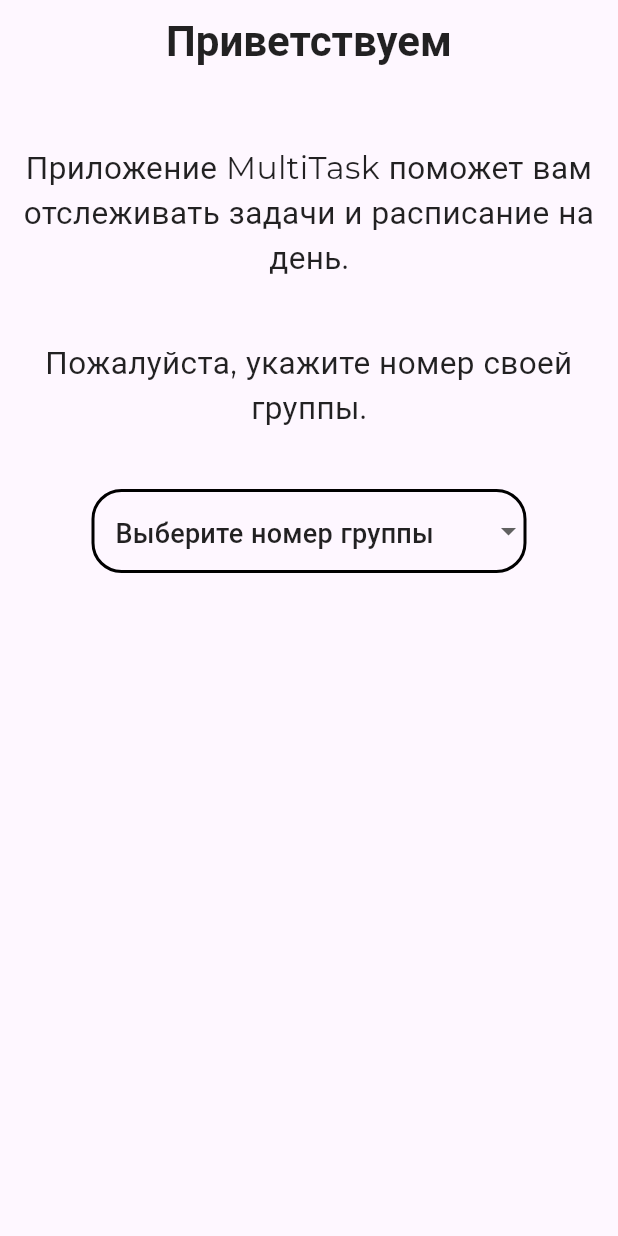
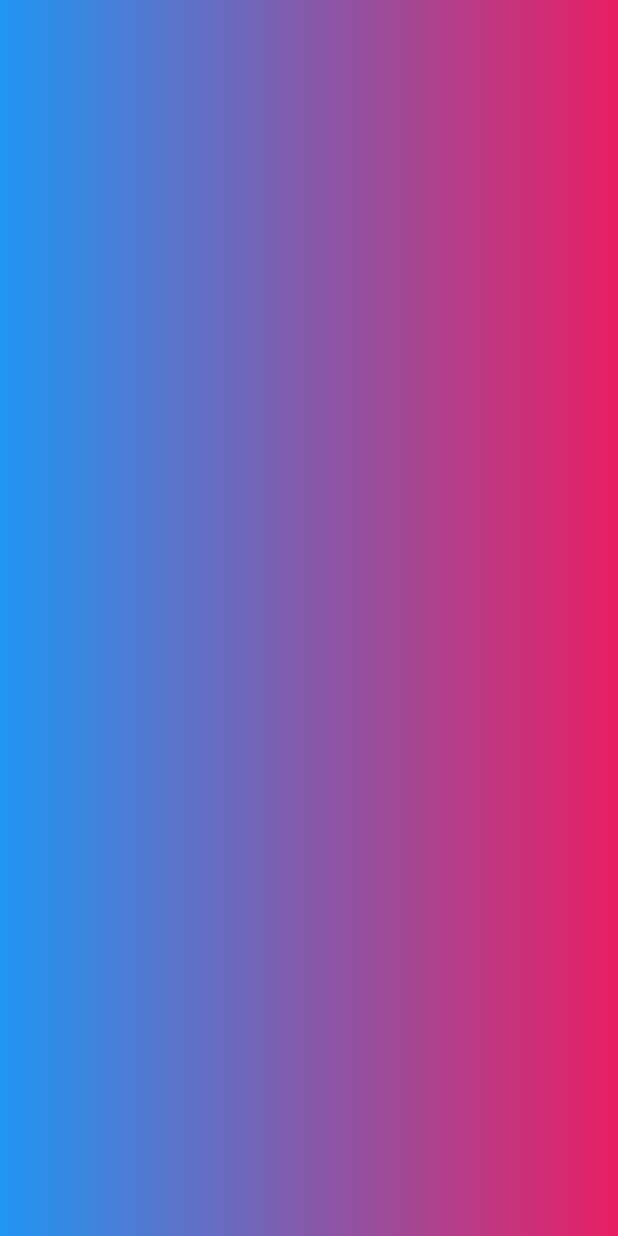
Before and after one commit to schlimmsten/Multitask, a Flutter app: the screen it shows after launch, on a phone screen of 412 x 824 dp. Run offline on Flutter 3.47's test engine with Material 3 defaults, Android fonts, the phone set to English and light mode, and no system bars; project files that could hold a hidden picture were left out.

Commit message:
- Произведено расчленение проекта на составляющие - Создана архитектура которой ВСЕ должны придерживаться - Начаты воспитательные работы на тему splash_screen (тема сделай лого)

```diff
--- a/lib/main.dart
+++ b/lib/main.dart
@@ -1,102 +1,6 @@
 import 'package:flutter/material.dart';
-import 'text_style.dart';
+import 'multitask_app.dart';
 
 //это будем стягивать
-List<String> items = [
-  'О721Б',
-  'О722Б',
-  'О723Б',
-  'О724Б',
-  'О725Б',
-  'О726Б',
-  'О727Б',
-  'О728Б',
-];
-String? selectedItem;
 
-void main() => runApp(const MyApp());
-
-class MyApp extends StatelessWidget {
-  const MyApp({super.key});
-
-  @override
-  Widget build(BuildContext context) {
-    return MaterialApp(
-      title: "Приветствуем",
-      home: Scaffold(
-        appBar: AppBar(
-            centerTitle: true,
-            title: Text(
-              "Приветствуем",
-              style: headerTextStyle(),
-            )),
-
-        body: Container(
-          padding: const EdgeInsets.only(top: 40, left: 10, right: 10),
-          child: Column(
-            children: [
-              Text(
-                "Приложение MultiTask поможет вам отслеживать задачи и расписание на день.",
-                textAlign: TextAlign.center,
-                style: mainTextStyle(),
-              ),
-              const SizedBox(height: 40),
-              Text("Пожалуйста, укажите номер своей группы.",
-                  textAlign: TextAlign.center, style: mainTextStyle()),
-              const SizedBox(height: 40),
-              const DropdownMenu(),
-              const SizedBox(height: 40),
-              const Row(
-                children: [],
-              )
-            ],
-          ),
-        ),
-        //bottomNavigationBar: BottomNavigationBar()
-      ),
-    );
-  }
-}
-
-//выпадающая простата)
-// вызывается родитель а не сынок фермера ебаный
-class DropdownMenu extends StatefulWidget {
-  const DropdownMenu({super.key});
-  @override
-  State<DropdownMenu> createState() => _DropdownMenuState();
-}
-
-class _DropdownMenuState extends State<DropdownMenu> {
-  @override
-  Widget build(BuildContext context) {
-    return SizedBox(
-        width: 290,
-        child: DropdownButtonFormField<String>(
-            menuMaxHeight: 200,
-            hint: Text("Выберите номер группы", style: smallTextStyle()),
-            decoration: InputDecoration(
-              enabledBorder: OutlineInputBorder(
-                borderRadius: BorderRadius.circular(20),
-                borderSide: const BorderSide(color: Colors.black, width: 2),
-              ),
-              focusedBorder: OutlineInputBorder(
-                borderRadius: BorderRadius.circular(20),
-                borderSide: const BorderSide(color: Colors.black, width: 2),
-              ),
-            ),
-            value: selectedItem,
-            items: items
-                .map((item) => DropdownMenuItem<String>(
-                      value: item,
-                      child: Text(item, style: smallTextStyle()),
-                    ))
-                .toList(),
-            onChanged: (String? item) {
-              setState(() {
-                selectedItem = item;
-              });
-            }));
-  }
-}
-
-//padding: const EdgeInsets.only(top: 40, left: 10, right: 10),
+void main() => runApp(const MultitaskApp());
--- /dev/null
+++ b/lib/multitask_app.dart
@@ -0,0 +1,14 @@
+import 'package:flutter/material.dart';
+import 'package:multitask/screens/splash_screen.dart';
+
+class MultitaskApp extends StatelessWidget {
+  const MultitaskApp({super.key});
+
+  @override
+  Widget build(BuildContext context) {
+    return const MaterialApp(
+      title: "Приветствуем",
+      home: SplashScreen(),
+    );
+  }
+}
--- /dev/null
+++ b/lib/screens/splash_screen.dart
@@ -0,0 +1,40 @@
+import 'package:flutter/material.dart';
+import 'package:flutter/services.dart';
+import 'package:flutter/widgets.dart';
+
+class SplashScreen extends StatefulWidget {
+  const SplashScreen({super.key});
+
+  @override
+  State<SplashScreen> createState() => _SplashScreenState();
+}
+
+class _SplashScreenState extends State<SplashScreen>
+    with SingleTickerProviderStateMixin {
+      //убирает хуйню сверху и снизу
+  @override
+  void initState() {
+    super.initState();
+    SystemChrome.setEnabledSystemUIMode(SystemUiMode.immersive);
+
+    Future.delayed(const Duration(seconds: 3));
+  }
+
+  @override
+  void dispose() {
+    SystemChrome.setEnabledSystemUIMode(SystemUiMode.manual,
+      overlays: SystemUiOverlay.values);
+    super.dispose();
+  }
+
+  @override
+  Widget build(BuildContext context) {
+    return Scaffold(
+      body: Container(
+        decoration: const BoxDecoration(
+          gradient: LinearGradient(colors: [Colors.blue, Colors.pink])
+        ),
+      ),
+    );
+  }
+}
```
Also changed, not shown: lib/dropdown/dropdown_menu.dart (added, +53 -0 lines), lib/screens/home_screen.dart (added, +42 -0 lines).
